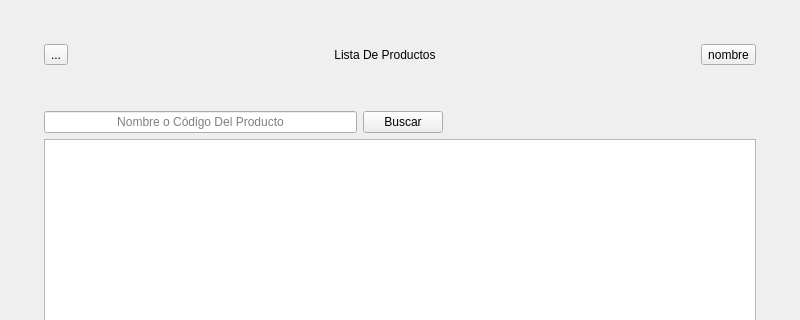
Matapuercos666/OPTICA, file Inventario.ui: the form before one commit; both pictures show x 0 to 800 and y 0 to 320 of the 800 by 600 pixel window.
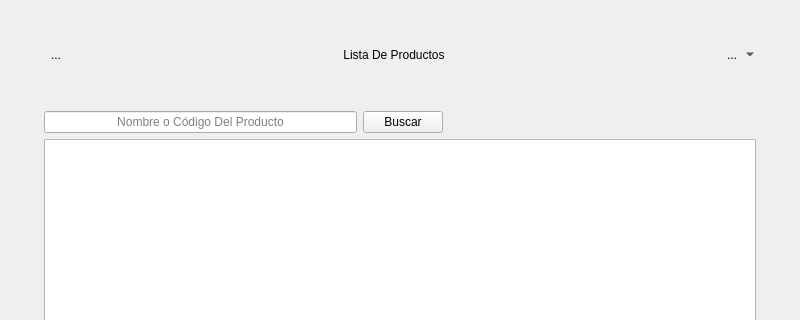
The form after the commit. Icons and pictures are not drawn.

```diff
--- a/Inventario.ui
+++ b/Inventario.ui
@@ -115,6 +115,9 @@
             <property name="icon">
              <iconset theme="QIcon::ThemeIcon::GoPrevious"/>
             </property>
+            <property name="autoRaise">
+             <bool>true</bool>
+            </property>
            </widget>
           </item>
           <item>
@@ -156,10 +159,23 @@
           <item>
            <widget class="QToolButton" name="toolButton_2">
             <property name="text">
-             <string>nombre</string>
+             <string>...</string>
             </property>
             <property name="icon">
-             <iconset theme="QIcon::ThemeIcon::UserAvailable"/>
+             <iconset resource="RECURSOS.qrc">
+              <normaloff>:/IMAGENES/IMAGENES/LOGOS/Logo con fondo gris.png</normaloff>:/IMAGENES/IMAGENES/LOGOS/Logo con fondo gris.png</iconset>
+            </property>
+            <property name="iconSize">
+             <size>
+              <width>32</width>
+              <height>32</height>
+             </size>
+            </property>
+            <property name="popupMode">
+             <enum>QToolButton::ToolButtonPopupMode::MenuButtonPopup</enum>
+            </property>
+            <property name="autoRaise">
+             <bool>true</bool>
             </property>
            </widget>
           </item>
```
Left out of the diff: 11 changed lines with no effect on the pictures.
